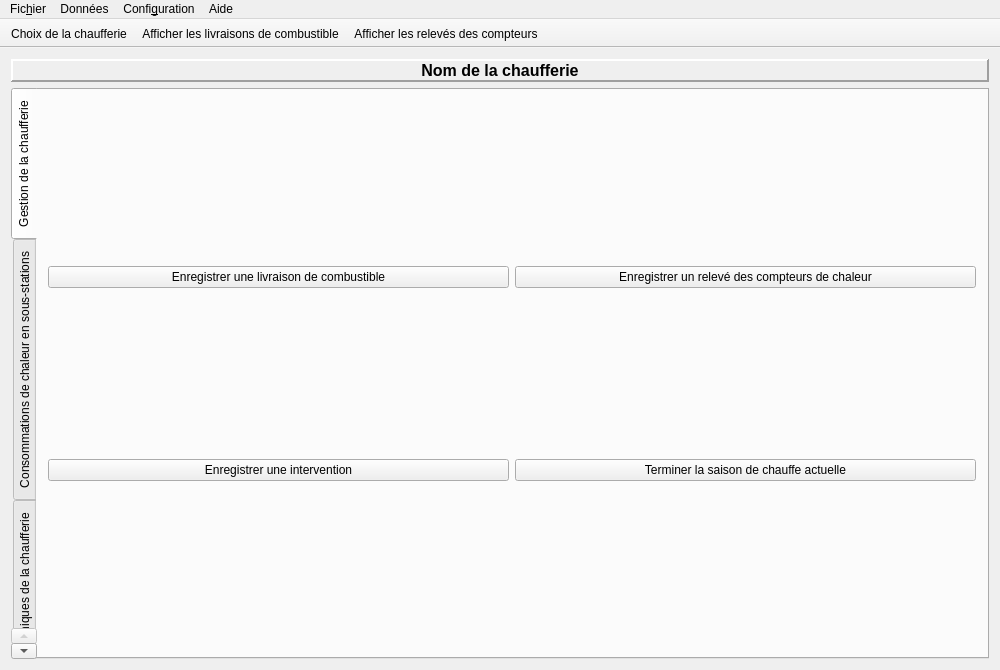
Old version of the form mainwindow.ui in the repository pyridiss/suivi-chaufferies.
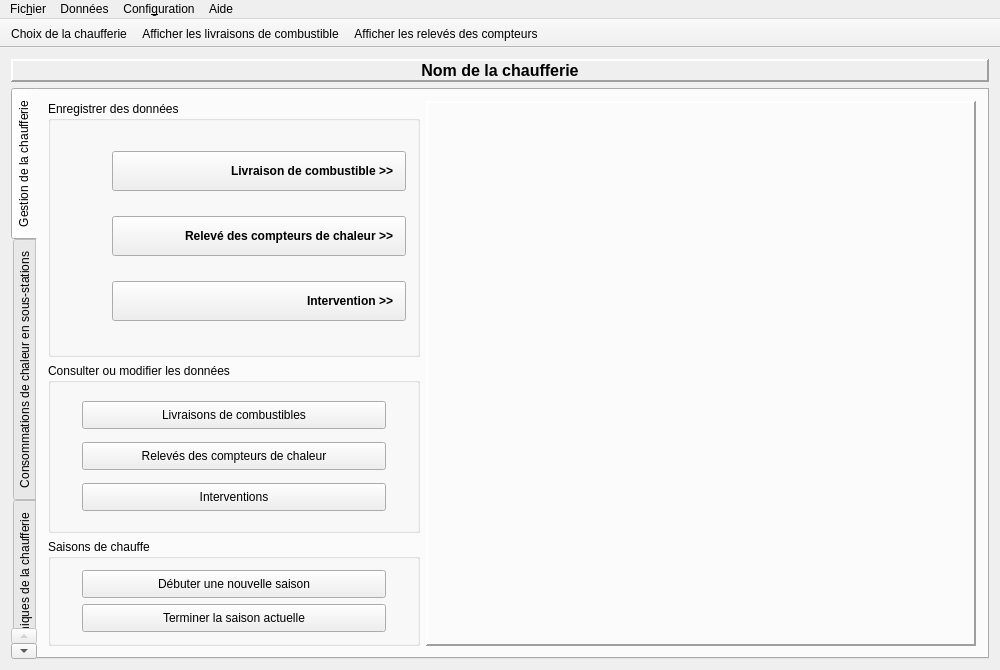
New version of the form. Icons and pictures are not drawn. Custom widgets are drawn as their Qt base class.

Commit message: Design Management screen. AddFuelDeliveryDialog and AddMetersRecordDialog are now frames instead of dialogs.

```diff
--- a/mainwindow.ui
+++ b/mainwindow.ui
@@ -31,33 +31,163 @@
        <attribute name="title">
         <string>Gestion de la chaufferie</string>
        </attribute>
-       <layout class="QGridLayout" name="gridLayout_5">
-        <item row="0" column="0">
-         <widget class="QPushButton" name="pushButton_AddFuelDelivery">
-          <property name="text">
-           <string>Enregistrer une livraison de combustible</string>
+       <layout class="QGridLayout" name="gridLayout_5" rowstretch="3,2,1" columnstretch="1,2">
+        <item row="0" column="1" rowspan="3">
+         <widget class="QFrame" name="dataFrame">
+          <property name="maximumSize">
+           <size>
+            <width>550</width>
+            <height>16777215</height>
+           </size>
           </property>
-         </widget>
-        </item>
-        <item row="0" column="1">
-         <widget class="QPushButton" name="pushButton_AddMetersRecord">
-          <property name="text">
-           <string>Enregistrer un relevé des compteurs de chaleur</string>
+          <property name="frameShape">
+           <enum>QFrame::Panel</enum>
           </property>
+          <property name="frameShadow">
+           <enum>QFrame::Raised</enum>
+          </property>
+          <property name="lineWidth">
+           <number>2</number>
+          </property>
+          <layout class="QVBoxLayout" name="verticalLayout_4"/>
          </widget>
         </item>
         <item row="1" column="0">
-         <widget class="QPushButton" name="pushButton_3">
-          <property name="text">
-           <string>Enregistrer une intervention</string>
+         <widget class="QGroupBox" name="groupBox_2">
+          <property name="title">
+           <string>Consulter ou modifier les données</string>
           </property>
+          <layout class="QVBoxLayout" name="verticalLayout_3">
+           <item>
+            <widget class="QPushButton" name="pushButton">
+             <property name="styleSheet">
+              <string notr="true">margin-left:20px;
+margin-right:20px;
+padding:6px;</string>
+             </property>
+             <property name="text">
+              <string>Livraisons de combustibles</string>
+             </property>
+            </widget>
+           </item>
+           <item>
+            <widget class="QPushButton" name="pushButton_4">
+             <property name="styleSheet">
+              <string notr="true">margin-left:20px;
+margin-right:20px;
+padding:6px;</string>
+             </property>
+             <property name="text">
+              <string>Relevés des compteurs de chaleur</string>
+             </property>
+            </widget>
+           </item>
+           <item>
+            <widget class="QPushButton" name="pushButton_5">
+             <property name="styleSheet">
+              <string notr="true">margin-left:20px;
+margin-right:20px;
+padding:6px;</string>
+             </property>
+             <property name="text">
+              <string>Interventions</string>
+             </property>
+            </widget>
+           </item>
+          </layout>
          </widget>
         </item>
-        <item row="1" column="1">
-         <widget class="QPushButton" name="pushButton_2">
-          <property name="text">
-           <string>Terminer la saison de chauffe actuelle</string>
+        <item row="2" column="0">
+         <widget class="QGroupBox" name="groupBox_4">
+          <property name="title">
+           <string>Saisons de chauffe</string>
           </property>
+          <layout class="QVBoxLayout" name="verticalLayout_5">
+           <item>
+            <widget class="QPushButton" name="pushButton_6">
+             <property name="styleSheet">
+              <string notr="true">margin-left:20px;
+margin-right:20px;
+padding:6px;</string>
+             </property>
+             <property name="text">
+              <string>Débuter une nouvelle saison</string>
+             </property>
+            </widget>
+           </item>
+           <item>
+            <widget class="QPushButton" name="pushButton_2">
+             <property name="styleSheet">
+              <string notr="true">margin-left:20px;
+margin-right:20px;
+padding:6px;</string>
+             </property>
+             <property name="text">
+              <string>Terminer la saison actuelle</string>
+             </property>
+            </widget>
+           </item>
+          </layout>
+         </widget>
+        </item>
+        <item row="0" column="0">
+         <widget class="QGroupBox" name="groupBox">
+          <property name="styleSheet">
+           <string notr="true"/>
+          </property>
+          <property name="title">
+           <string>Enregistrer des données</string>
+          </property>
+          <layout class="QVBoxLayout" name="verticalLayout_2">
+           <item>
+            <widget class="QPushButton" name="pushButton_AddFuelDelivery">
+             <property name="styleSheet">
+              <string notr="true">text-align:right;
+padding:12px;
+margin-left:50px;
+font-weight:bold;</string>
+             </property>
+             <property name="text">
+              <string>Livraison de combustible &gt;&gt;</string>
+             </property>
+             <property name="checkable">
+              <bool>true</bool>
+             </property>
+            </widget>
+           </item>
+           <item>
+            <widget class="QPushButton" name="pushButton_AddMetersRecord">
+             <property name="styleSheet">
+              <string notr="true">text-align:right;
+padding:12px;
+margin-left:50px;
+font-weight:bold;</string>
+             </property>
+             <property name="text">
+              <string>Relevé des compteurs de chaleur &gt;&gt;</string>
+             </property>
+             <property name="checkable">
+              <bool>true</bool>
+             </property>
+            </widget>
+           </item>
+           <item>
+            <widget class="QPushButton" name="pushButton_AddIntervention">
+             <property name="styleSheet">
+              <string notr="true">text-align:right;
+padding:12px;
+margin-left:50px;
+font-weight:bold;</string>
+             </property>
+             <property name="text">
+              <string>Intervention &gt;&gt;</string>
+             </property>
+             <property name="checkable">
+              <bool>true</bool>
+             </property>
+            </widget>
+           </item>
+          </layout>
          </widget>
         </item>
        </layout>
```
The commit also changes 8 other files.
